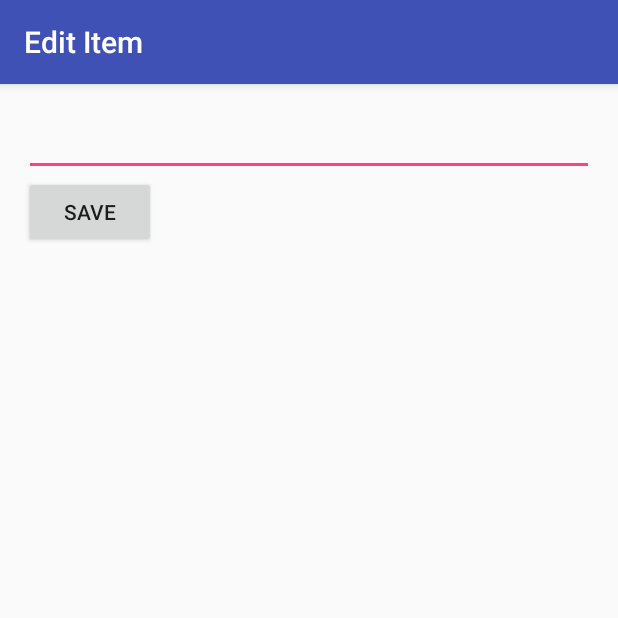
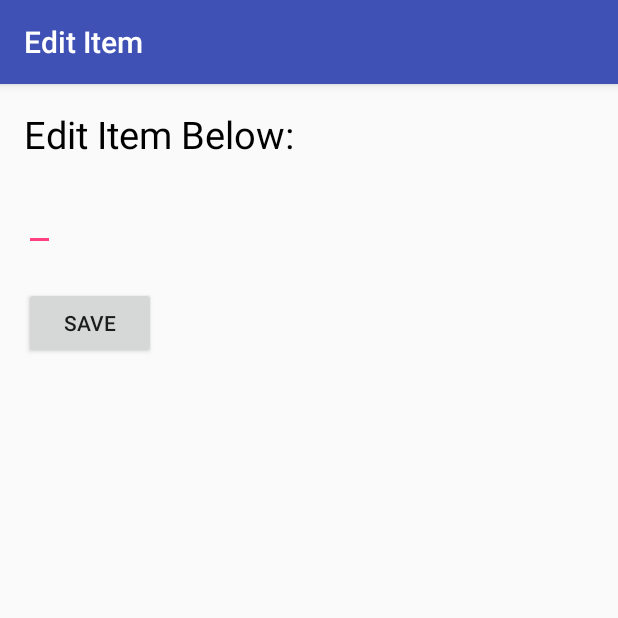
Before and after one commit to mugdhagodsay/AndroidApp-1, an Android app: the EditItemActivity screen opened directly, with no data from a screen before it, on a phone screen of 412 x 824 dp, the top half of it. Run offline under Robolectric (Android 15) with nearby library versions, the phone set to English and light mode, and no system bars.

Commit message:
Added label for the Edit Item Activity. Added Strings to strings.xml and added comments to the code

```diff
--- a/SimpleToDo/app/src/main/java/com/example/mukulkarni/simpletodo/EditItemActivity.java
+++ b/SimpleToDo/app/src/main/java/com/example/mukulkarni/simpletodo/EditItemActivity.java
@@ -5,36 +5,40 @@ import android.os.Bundle;
 import android.support.v7.app.AppCompatActivity;
 import android.view.View;
 import android.widget.EditText;
+import android.widget.TextView;
 
 public class EditItemActivity extends AppCompatActivity {
     private EditText editText;
+    private TextView textView;
 
     @Override
     protected void onCreate(Bundle savedInstanceState) {
         super.onCreate(savedInstanceState);
-        setTitle("Edit Item");
+        setTitle(R.string.edit_activity);
         setContentView(R.layout.activity_edit_item);
         editText = (EditText) findViewById(R.id.etEditItem);
+        textView = (TextView) findViewById(R.id.tvEditItem);
+        textView.setText(R.string.edit_activity_label);
         Intent intent = getIntent();
         Bundle bundle = intent.getExtras();
-        if(bundle!=null)
-        {
+        if (bundle != null) {
+            //Display item's initial value
             String originalText = (String) bundle.get("text");
             editText.setText(originalText);
+
+            //Set user's cursor in the text field is at the end of the current text value
             editText.setSelection(originalText.length());
         } else {
             editText.setText("");
         }
-
     }
 
     public void onSaveItem(View v) {
         int position = 0;
         EditText et = (EditText) findViewById(R.id.etEditItem);
-        //String text = getIntent().getExtras().toString();
         Intent originalIntent = getIntent();
         Bundle bundle = originalIntent.getExtras();
-        if(bundle !=null){
+        if (bundle != null) {
             position = (Integer) bundle.get("position");
         }
         // Prepare data intent
--- a/SimpleToDo/app/src/main/java/com/example/mukulkarni/simpletodo/MainActivity.java
+++ b/SimpleToDo/app/src/main/java/com/example/mukulkarni/simpletodo/MainActivity.java
@@ -21,6 +21,9 @@ import java.io.File;
 import java.io.IOException;
 import java.util.ArrayList;
 
+/**
+ * @author Mugdha Kulkarni
+ */
 public class MainActivity extends AppCompatActivity {
 
     ArrayList<String> items;
@@ -42,29 +45,36 @@ public class MainActivity extends AppCompatActivity {
         readItems();
         itemsAdapter = new ArrayAdapter<String>(this, android.R.layout.simple_list_item_1, items);
         lvItems.setAdapter(itemsAdapter);
-        // items.add("First Item");
-        // items.add("Second Item");
         setupListViewListener();
         // ATTENTION: This was auto-generated to implement the App Indexing API.
         // See https://g.co/AppIndexing/AndroidStudio for more information.
         client = new GoogleApiClient.Builder(this).addApi(AppIndex.API).build();
     }
 
+    /**
+     * Add an item to the list
+     * @param v
+     */
     public void onAddItem(View v) {
         EditText etNewItem = (EditText) findViewById(R.id.etNewItem);
         String itemText = etNewItem.getText().toString();
-        itemsAdapter.add(itemText);
+            itemsAdapter.add(itemText);
         etNewItem.setText("");
         writeItems();
     }
 
+    /**
+     * Set up ListView listeners for click and longClick
+     * a click will let user edit the clicked item
+     * a long click will delete the clicked item from the list
+     */
     private void setupListViewListener() {
         lvItems.setOnItemClickListener(
                 new AdapterView.OnItemClickListener() {
                     @Override
                     public void onItemClick(AdapterView<?> adapter, View item, int pos, long id) {
                         Intent i = new Intent(MainActivity.this, EditItemActivity.class);
-                        i.putExtra("text", lvItems.getItemAtPosition(pos).toString());
+                        i.putExtra("text", items.get(pos));
                         i.putExtra("position", pos);
                         startActivityForResult(i, REQUEST_CODE);
                     }
@@ -107,13 +117,10 @@ public class MainActivity extends AppCompatActivity {
         // REQUEST_CODE is defined above
         if (resultCode == RESULT_OK && requestCode == REQUEST_CODE) {
             // Extract name value from result extras
-            String name = data.getExtras().getString("text");
-            int code = data.getExtras().getInt("code", 0);
+            String editedItem = data.getExtras().getString("text");
             int position = data.getExtras().getInt("position");
-            // Toast the name to display temporarily on screen
-            //  Toast.makeText(this, name, Toast.LENGTH_SHORT).show();
             itemsAdapter.remove(itemsAdapter.getItem(position));
-            itemsAdapter.insert(name, position);
+            itemsAdapter.insert(editedItem, position);
             writeItems();
         }
     }
--- a/SimpleToDo/app/src/main/res/layout/activity_edit_item.xml
+++ b/SimpleToDo/app/src/main/res/layout/activity_edit_item.xml
@@ -10,15 +10,28 @@
     android:paddingTop="@dimen/activity_vertical_margin"
     tools:context="com.example.mukulkarni.simpletodo.EditItemActivity">
 
-    <EditText
+    <TextView
+        android:text="TextView"
+        style="?android:attr/actionMenuTextColor"
         android:layout_width="wrap_content"
         android:layout_height="wrap_content"
         android:layout_alignParentTop="true"
         android:layout_alignParentLeft="true"
         android:layout_alignParentStart="true"
+        android:textSize="25dp"
+        android:typeface="sans"
+        android:textColor="#000000"
+        android:id="@+id/tvEditItem" />
+
+    <EditText
+        android:layout_width="wrap_content"
+        android:layout_height="wrap_content"
         android:id="@+id/etEditItem"
-        android:layout_alignParentRight="true"
-        android:layout_alignParentEnd="true" />
+        android:layout_weight="1"
+        android:layout_below="@+id/tvEditItem"
+        android:layout_alignParentLeft="true"
+        android:layout_alignParentStart="true"
+        android:layout_marginTop="15dp" />
 
     <Button
         android:text="Save"
@@ -26,8 +39,10 @@
         android:layout_height="wrap_content"
         android:id="@+id/btnSaveItem"
         android:onClick="onSaveItem"
+        android:layout_weight="1"
+        android:layout_marginTop="24dp"
         android:layout_below="@+id/etEditItem"
         android:layout_alignParentLeft="true"
-        android:layout_alignParentStart="true"
-        android:layout_weight="1"/>
+        android:layout_alignParentStart="true" />
+
 </RelativeLayout>
--- a/SimpleToDo/app/src/main/res/layout/activity_main.xml
+++ b/SimpleToDo/app/src/main/res/layout/activity_main.xml
@@ -19,7 +19,7 @@
         android:layout_width="wrap_content"
         android:layout_height="wrap_content"
         android:layout_alignTop="@id/btnAddItem"
-        android:hint="Enter a new item"
+        android:hint="Add a new item"
         android:layout_alignParentLeft="true"
         android:layout_alignParentStart="true"
         android:id="@+id/etNewItem"
@@ -35,7 +35,4 @@
         android:layout_alignParentEnd="true"
         android:id="@+id/btnAddItem"
         android:onClick="onAddItem"/>
-
-
-
 </RelativeLayout>
--- a/SimpleToDo/app/src/main/res/values/strings.xml
+++ b/SimpleToDo/app/src/main/res/values/strings.xml
@@ -1,3 +1,5 @@
 <resources>
-    <string name="app_name">SimpleToDo</string>
+    <string name="app_name">Simple Todo</string>
+    <string name="edit_activity">Edit Item</string>
+    <string name="edit_activity_label">Edit Item Below:</string>
 </resources>
```
